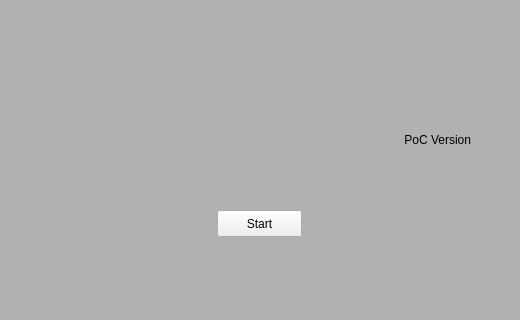
Qt form titlescreen.ui (bstee615/project) before a commit.
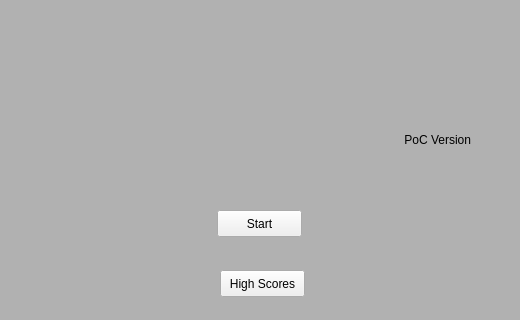
The same form after that commit. Icons and pictures are not drawn.

Commit message: added coin collision, total score to world class and a title page.

The edit to the form file:
```diff
--- a/titlescreen.ui
+++ b/titlescreen.ui
@@ -80,10 +80,24 @@
     <set>Qt::AlignRight|Qt::AlignTrailing|Qt::AlignVCenter</set>
    </property>
   </widget>
+  <widget class="QPushButton" name="lblHighScores">
+   <property name="geometry">
+    <rect>
+     <x>220</x>
+     <y>270</y>
+     <width>85</width>
+     <height>27</height>
+    </rect>
+   </property>
+   <property name="text">
+    <string>High Scores</string>
+   </property>
+  </widget>
   <zorder>lblBackground</zorder>
   <zorder>label</zorder>
   <zorder>btnStart</zorder>
   <zorder>label_2</zorder>
+  <zorder>lblHighScores</zorder>
  </widget>
  <resources>
   <include location="resources.qrc"/>
```
The commit also changes 18 other files.
